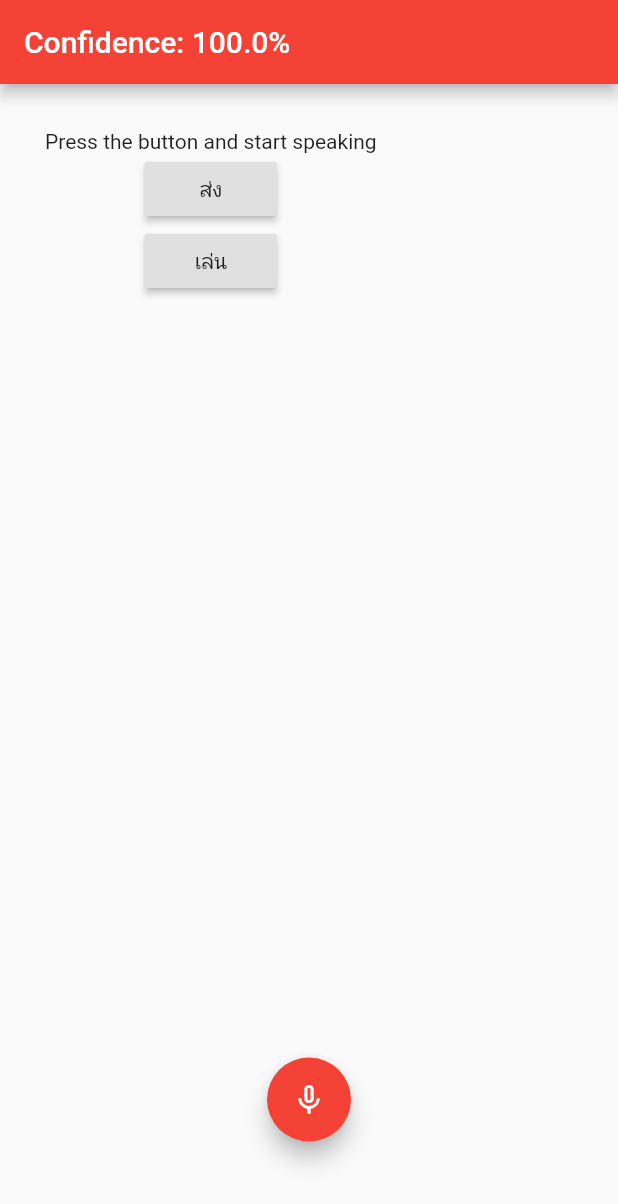
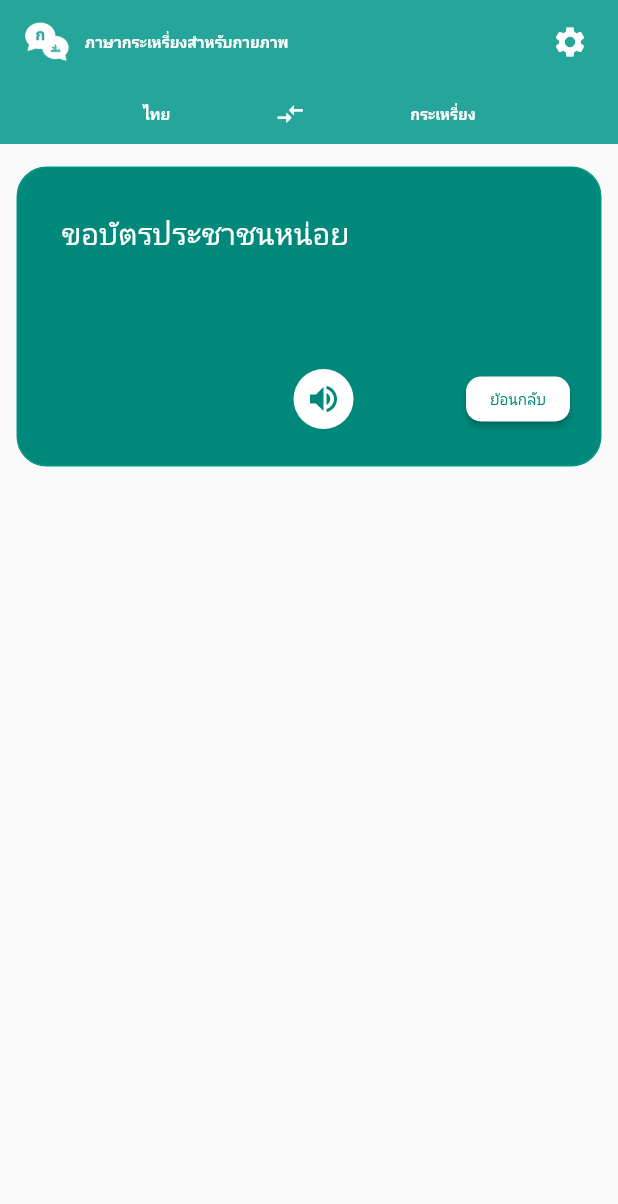
Before and after one commit to mukuro557/karenlang, a Flutter app: the screen it shows after launch, on a phone screen of 412 x 824 dp. Shown: the top 1204 px of the screen. Run offline on Flutter 3.47's test engine with Material 2 defaults, Android fonts, the light colour scheme and no system bars; drawn by our look-alikes of avatar_glow; our stand-ins replace audioplayers, get, speech_to_text; missing offline and left inert: highlight_text.

Commit message:
หน้าแปล กับ หน้า คำตอบ

```diff
--- /dev/null
+++ b/mobile/lib/resultschoice.dart
@@ -0,0 +1,150 @@
+import 'package:flutter/material.dart';
+import 'package:get/get.dart';
+
+class Resultschoice extends StatefulWidget {
+  const Resultschoice({Key? key}) : super(key: key);
+
+  @override
+  _ResultschoiceState createState() => _ResultschoiceState();
+}
+
+class _ResultschoiceState extends State<Resultschoice> {
+  final maxLines = 5;
+  @override
+  Widget build(BuildContext context) {
+    return Scaffold(
+      appBar: AppBar(
+        backgroundColor: Colors.teal[400],
+        title: Row(
+          children: [
+            Image.asset(
+              'asset/images/logo.png',
+              scale: 25,
+            ),
+            SizedBox(
+              width: 10,
+            ),
+            Text(
+              'ภาษากระเหรี่ยงสำหรับกายภาพ',
+              style: TextStyle(fontSize: 10, fontWeight: FontWeight.bold),
+            )
+          ],
+        ),
+        actions: <Widget>[
+          Padding(
+              padding: EdgeInsets.only(right: 20.0),
+              child: GestureDetector(
+                onTap: () {},
+                child: Icon(Icons.settings),
+              )),
+        ],
+        elevation: 0,
+      ),
+      body: Column(
+        children: [
+          Container(
+            width: 480,
+            height: 40,
+            color: Colors.teal[400],
+            child: Row(
+              mainAxisAlignment: MainAxisAlignment.center,
+              children: [
+                Text(
+                  'ไทย',
+                  style: TextStyle(
+                      fontSize: 10,
+                      fontWeight: FontWeight.bold,
+                      color: Colors.white),
+                ),
+                SizedBox(
+                  width: 70,
+                ),
+                Icon(
+                  Icons.compare_arrows,
+                  color: Colors.white,
+                  size: 20,
+                ),
+                SizedBox(
+                  width: 70,
+                ),
+                Text(
+                  'กระเหรี่ยง',
+                  style: TextStyle(
+                      fontSize: 10,
+                      fontWeight: FontWeight.bold,
+                      color: Colors.white),
+                )
+              ],
+            ),
+          ),
+          SizedBox(
+            height: 15,
+          ),
+          Container(
+            width: 390,
+            height: 200,
+            decoration: BoxDecoration(
+              color: Colors.teal[600],
+              border: Border.all(color: Colors.teal),
+              borderRadius: BorderRadius.all(Radius.circular(20)),
+            ),
+            child: Column(
+              children: [
+                Padding(
+                  padding: const EdgeInsets.only(top: 30, left: 20),
+                  child: Container(
+                    width: 350,
+                    height: 100,
+                    child: Text(
+                      'ขอบัตรประชาชนหน่อย',
+                      style: TextStyle(color: Colors.white, fontSize: 20),
+                    ),
+                  ),
+                ),
+                Row(
+                  mainAxisAlignment: MainAxisAlignment.end,
+                  children: [
+                    CircleAvatar(
+                      backgroundColor: Colors.white,
+                      radius: 20,
+                      child: IconButton(
+                        padding: EdgeInsets.zero,
+                        icon: Icon(Icons.volume_up),
+                        color: Colors.teal[600],
+                        onPressed: () {},
+                      ),
+                    ),
+                    SizedBox(
+                      width: 75,
+                    ),
+                    ButtonTheme(
+                      minWidth: 20.0,
+                      height: 30.0,
+                      buttonColor: Colors.white,
+                      child: RaisedButton(
+                        onPressed: () {
+                          Get.offAllNamed('/home');
+                        },
+                        shape: RoundedRectangleBorder(
+                          borderRadius: BorderRadius.circular(10),
+                        ),
+                        child: Text(
+                          "ย้อนกลับ",
+                          style:
+                              TextStyle(fontSize: 10, color: Colors.teal[600]),
+                        ),
+                      ),
+                    ),
+                    SizedBox(
+                      width: 20,
+                    )
+                  ],
+                )
+              ],
+            ),
+          ),
+        ],
+      ),
+    );
+  }
+}
```
Also changed, not shown: mobile/lib/Home.dart (added, +66 -0 lines), mobile/lib/main.dart (+15 -1 lines), mobile/lib/translate.dart (added, +461 -0 lines), mobile/pubspec.yaml (+14 -0 lines), mobile/asset/images/abdomen.png (added), mobile/asset/images/back.png (added), mobile/asset/images/blurry.png (added), mobile/asset/images/cat.jpg (added), mobile/asset/images/elbow.png (added), mobile/asset/images/eye.png (added), mobile/asset/images/head.png (added), mobile/asset/images/hip.png (added), mobile/asset/images/knee.png (added), mobile/asset/images/logo.png (added), 5 more files.
